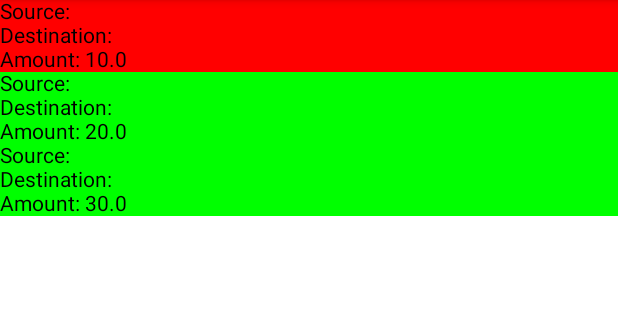
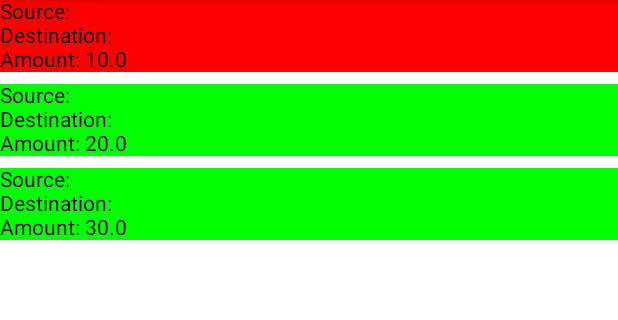
Before and after one commit to alongotv/SSE-Client, an Android app built with Jetpack Compose: the screen it shows after launch (MainActivity), on a phone screen of 412 x 824 dp, the part 84-404 px from its top. Run offline under Robolectric (Android 15) with nearby library versions, the phone set to English and light mode, and no system bars; our stand-ins replace Dagger/Hilt's generated code, Timber; libraries missing offline, so code that uses them is left out: okhttp3.sse; 1 statement that could not run was skipped.

Commit message:
Add spacing

```diff
--- a/app/src/main/java/com/alongo/screenovatetest/presentation/main/MainActivity.kt
+++ b/app/src/main/java/com/alongo/screenovatetest/presentation/main/MainActivity.kt
@@ -4,6 +4,7 @@ import android.os.Bundle
 import androidx.activity.viewModels
 import androidx.appcompat.app.AppCompatActivity
 import androidx.compose.foundation.background
+import androidx.compose.foundation.layout.Arrangement
 import androidx.compose.foundation.layout.Box
 import androidx.compose.foundation.layout.Column
 import androidx.compose.foundation.layout.fillMaxSize
@@ -13,6 +14,7 @@ import androidx.compose.runtime.Composable
 import androidx.compose.ui.Modifier
 import androidx.compose.ui.graphics.Color
 import androidx.compose.ui.platform.ComposeView
+import androidx.compose.ui.unit.dp
 import dagger.hilt.android.AndroidEntryPoint
 
 @AndroidEntryPoint
@@ -34,7 +36,9 @@ class MainActivity : AppCompatActivity() {
 
 @Composable
 fun MainScreenView(viewModel: MainViewModel) {
-    LazyColumn {
+    LazyColumn(
+        verticalArrangement = Arrangement.spacedBy(8.dp),
+    ) {
         items(viewModel.payments.size) {
             val item = viewModel.payments[it]
             BasicCard(source = item.source, destination = item.destination, amount = item.amount)
```
